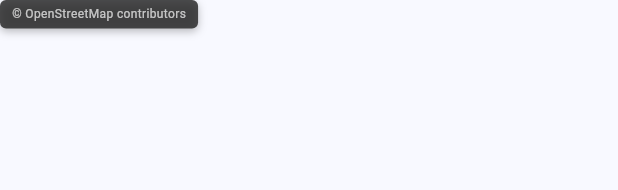
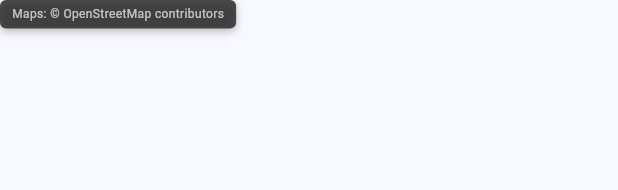
Before and after one commit to Kevin-McIsaac/the_paragliding_app, a Flutter app: what buildAttribution() shows on an empty page, opened directly, on a phone screen of 412 x 824 dp. Shown: the top 190 px of the screen. Run offline on Flutter 3.47's test engine with Material 3 defaults, Android fonts, the phone set to English and light mode, and no system bars; our stand-ins replace connectivity_plus, file_picker, fl_chart, flutter_map, geolocator, latlong2 and 6 more; missing offline and left inert: clipper2, flutter_inappwebview, flutter_map_dragmarker, geobase, receive_sharing_intent; accounts and stored records are empty.

Commit message:
feat: Add comprehensive attribution for all data sources
- Enhanced MapControls.buildAttribution to show multiple data sources
- Added OpenAIP.net attribution when airspace layers are displayed
- Added paraglidingearth.com attribution when sites are shown
- Attribution segments are clickable and link to respective websites
- Format: 'Maps: [provider] | Airspace: OpenAIP.net | Sites: paraglidingearth.com'

🤖 Generated with [Claude Code](https://claude.ai/code)

Co-Authored-By: Claude <noreply@anthropic.com>

```diff
--- a/free_flight_log_app/lib/presentation/widgets/nearby_sites_map_widget.dart
+++ b/free_flight_log_app/lib/presentation/widgets/nearby_sites_map_widget.dart
@@ -1032,7 +1032,11 @@ class _NearbySitesMapWidgetState extends State<NearbySitesMapWidget> {
   }
 
   Widget _buildAttribution() {
-    return MapControls.buildAttribution(provider: widget.mapProvider);
+    return MapControls.buildAttribution(
+      provider: widget.mapProvider,
+      showAirspaceAttribution: _airspaceLayers.isNotEmpty,
+      showSitesAttribution: widget.sites.isNotEmpty,
+    );
   }
 
   @override
--- a/free_flight_log_app/lib/utils/map_controls.dart
+++ b/free_flight_log_app/lib/utils/map_controls.dart
@@ -108,9 +108,11 @@ class MapControls {
     );
   }
 
-  /// Build standardized attribution widget
+  /// Build standardized attribution widget with support for multiple data sources
   static Widget buildAttribution({
     required MapProvider provider,
+    bool showAirspaceAttribution = false,
+    bool showSitesAttribution = false,
   }) {
     return Positioned(
       bottom: 8,
@@ -120,12 +122,46 @@ class MapControls {
         decoration: _standardAttributionDecoration.copyWith(
           color: Colors.grey[900]!.withValues(alpha: 0.8),
         ),
-        child: GestureDetector(
-          onTap: () => _launchAttributionUrl(provider),
-          child: Text(
-            provider.attribution,
-            style: const TextStyle(fontSize: 8, color: Colors.white70),
-          ),
+        child: Row(
+          mainAxisSize: MainAxisSize.min,
+          children: [
+            // Map provider attribution
+            GestureDetector(
+              onTap: () => _launchAttributionUrl(provider),
+              child: Text(
+                'Maps: ${provider.attribution}',
+                style: const TextStyle(fontSize: 8, color: Colors.white70),
+              ),
+            ),
+            // Airspace attribution
+            if (showAirspaceAttribution) ...[
+              const Text(
+                ' | ',
+                style: TextStyle(fontSize: 8, color: Colors.white54),
+              ),
+              GestureDetector(
+                onTap: () => _launchDataSourceUrl('openaip'),
+                child: const Text(
+                  'Airspace: OpenAIP.net',
+                  style: TextStyle(fontSize: 8, color: Colors.white70),
+                ),
+              ),
+            ],
+            // Sites attribution
+            if (showSitesAttribution) ...[
+              const Text(
+                ' | ',
+                style: TextStyle(fontSize: 8, color: Colors.white54),
+              ),
+              GestureDetector(
+                onTap: () => _launchDataSourceUrl('paraglidingearth'),
+                child: const Text(
+                  'Sites: paraglidingearth.com',
+                  style: TextStyle(fontSize: 8, color: Colors.white70),
+                ),
+              ),
+            ],
+          ],
         ),
       ),
     );
@@ -154,6 +190,28 @@ class MapControls {
     }
   }
 
+  /// Launch URL for data source attribution
+  static Future<void> _launchDataSourceUrl(String source) async {
+    String url;
+    switch (source) {
+      case 'openaip':
+        url = 'https://www.openaip.net';
+        break;
+      case 'paraglidingearth':
+        url = 'https://www.paraglidingearth.com';
+        break;
+      default:
+        return;
+    }
+
+    final uri = Uri.parse(url);
+    try {
+      await launchUrl(uri, mode: LaunchMode.platformDefault);
+    } catch (e) {
+      LoggingService.error('MapControls: Could not launch data source URL', e);
+    }
+  }
+
   /// Build positioned controls in top-right corner
   static Widget buildPositionedControls({
     required MapProvider currentProvider,
```
